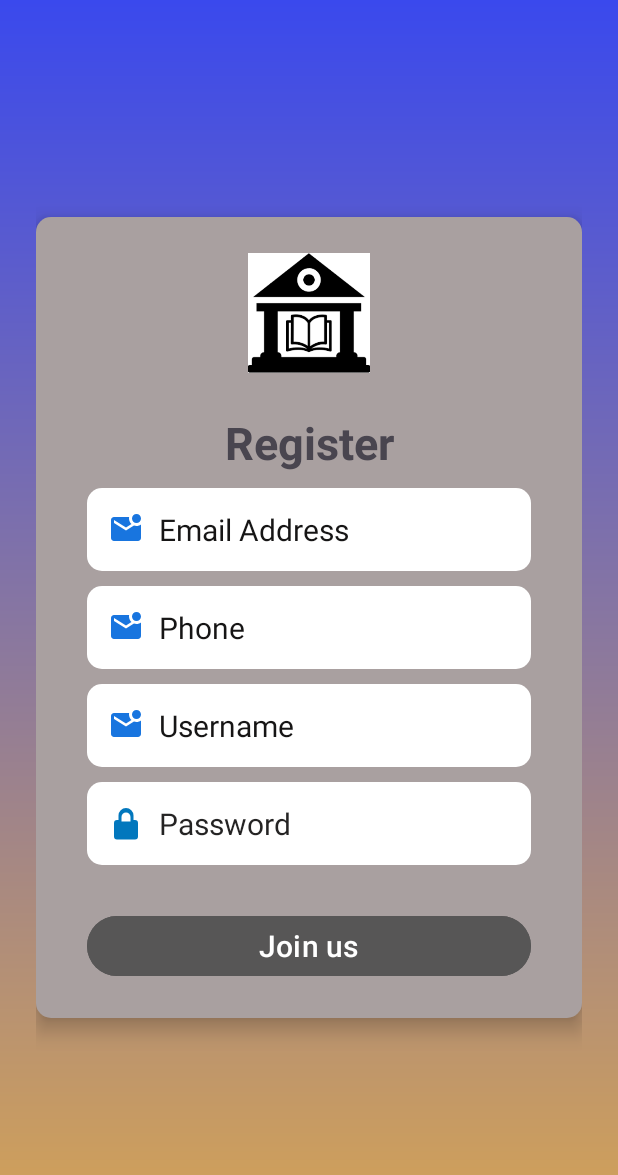
After one commit to joylinemaru30-afk/CityLIbrary, an Android app: the Signup screen opened directly, with no data from a screen before it, on a phone screen of 412 x 824 dp. The commit adds this screen. Shown: the top 1175 px of the screen. Run offline under Robolectric (Android 15) with nearby library versions, the phone set to English and light mode, and no system bars; libraries missing offline, so code that uses them is left out: com.loopj.android.

Commit message:
First commit

```diff
--- a/app/src/main/java/com/example/library/ApiHelper.kt
+++ b/app/src/main/java/com/example/library/ApiHelper.kt
@@ -54,9 +54,9 @@ class ApiHelper(var context: Context) {
                 response: JSONObject?
             ) {
                 val message = response?.optString("message")
-                if (message == "Login success") {
+                if (message == "login succesful") {
                     val user = response.optJSONObject("user")
-                    val username = user?.optString("username") ?: ""
+                    val username = user?.optString("user_name") ?: ""
                     val email = user?.optString("email") ?: ""
 
                     // 🔐 Save to SharedPreferences
@@ -66,7 +66,7 @@ class ApiHelper(var context: Context) {
                     editor.putString("email", email)
                     editor.apply()
 
-                    Toast.makeText(context, "Welcome $username", Toast.LENGTH_LONG).show()
+                    Toast.makeText(context, "Welcome $username $email", Toast.LENGTH_LONG).show()
 
                     // Redirect to Dashboard
                     val intent = Intent(context, MainActivity::class.java)
--- /dev/null
+++ b/app/src/main/java/com/example/library/Signup.kt
@@ -0,0 +1,56 @@
+package com.example.library
+
+import android.os.Bundle
+import android.widget.Button
+import android.widget.EditText
+import android.widget.Toast
+import androidx.appcompat.app.AppCompatActivity
+import com.loopj.android.http.RequestParams
+
+class Signup : AppCompatActivity() {
+    override fun onCreate(savedInstanceState: Bundle?) {
+        super.onCreate(savedInstanceState)
+        setContentView(R.layout.activity_singup)
+
+        // Find the four edit texts and one button by use of their ids
+        val email = findViewById<EditText>(R.id.email)
+        val password = findViewById<EditText>(R.id.password)
+        val phone = findViewById<EditText>(R.id.phone)
+        val username = findViewById<EditText>(R.id.username)
+        val signupButton = findViewById<Button>(R.id.signup)
+
+        signupButton.setOnClickListener {
+            // Get user input
+            val emailText = email.text.toString().trim()
+            val passwordText = password.text.toString().trim()
+            val phoneText = phone.text.toString().trim()
+            val usernameText = username.text.toString().trim()
+
+            // Validate inputs before sending
+            if (emailText.isEmpty() || passwordText.isEmpty() || phoneText.isEmpty() || usernameText.isEmpty()) {
+                Toast.makeText(this, "Please fill in all fields", Toast.LENGTH_SHORT).show()
+                return@setOnClickListener
+            }
+
+            // Optionally: validate email format
+            if (!android.util.Patterns.EMAIL_ADDRESS.matcher(emailText).matches()) {
+                Toast.makeText(this, "Please enter a valid email address", Toast.LENGTH_SHORT).show()
+                return@setOnClickListener
+            }
+
+            // specify the API
+            val api = "https://joykosgei.pythonanywhere.com/api/signup"
+
+            // Add data to RequestParams
+            val data = RequestParams()
+            data.put("email", emailText)
+            data.put("password", passwordText)
+            data.put("phone", phoneText)
+            data.put("username", usernameText)
+
+            // Access the helper and post method to push the data
+            val helper = ApiHelper(applicationContext)
+            helper.post(api, data)
+        }
+    }
+}
--- /dev/null
+++ b/app/src/main/res/drawable/bg_card.xml
@@ -0,0 +1,5 @@
+<?xml version="1.0" encoding="utf-8"?>
+<shape xmlns:android="http://schemas.android.com/apk/res/android">
+    <solid android:color="#A9A0A0"/>
+    <corners android:radius="10dp"/>
+</shape>
--- /dev/null
+++ b/app/src/main/res/drawable/bg_gradient.xml
@@ -0,0 +1,8 @@
+<?xml version="1.0" encoding="utf-8"?>
+<shape
+    xmlns:android="http://schemas.android.com/apk/res/android">
+    <gradient
+        android:startColor="#D5A355"
+        android:endColor="#3A49ED"
+        android:angle="90"/>
+</shape>
--- /dev/null
+++ b/app/src/main/res/drawable/bg_input.xml
@@ -0,0 +1,5 @@
+<?xml version="1.0" encoding="utf-8"?>
+<shape xmlns:android="http://schemas.android.com/apk/res/android">
+<solid android:color="@color/white"/>
+    <corners android:radius="10dp"/>
+</shape>
--- /dev/null
+++ b/app/src/main/res/drawable/ic_email.xml
@@ -0,0 +1,5 @@
+<vector android:height="24dp" android:tint="#1875DF"
+    android:viewportHeight="24" android:viewportWidth="24"
+    android:width="24dp" xmlns:android="http://schemas.android.com/apk/res/android">
+    <path android:fillColor="@android:color/white" android:pathData="M22,8.98V18c0,1.1 -0.9,2 -2,2H4c-1.1,0 -2,-0.9 -2,-2V6c0,-1.1 0.9,-2 2,-2h10.1C14.04,4.32 14,4.66 14,5c0,1.48 0.65,2.79 1.67,3.71L12,11L4,6v2l8,5l5.3,-3.32C17.84,9.88 18.4,10 19,10C20.13,10 21.16,9.61 22,8.98zM16,5c0,1.66 1.34,3 3,3s3,-1.34 3,-3s-1.34,-3 -3,-3S16,3.34 16,5z"/>
+</vector>
--- /dev/null
+++ b/app/src/main/res/drawable/ic_password.xml
@@ -0,0 +1,11 @@
+<vector xmlns:android="http://schemas.android.com/apk/res/android"
+    android:width="24dp"
+    android:height="24dp"
+    android:viewportWidth="24"
+    android:viewportHeight="24"
+    android:tint="#0277BD">
+
+    <path
+        android:fillColor="@android:color/black"
+        android:pathData="M12,17a2,2 0,1 0,0 -4,2,2 0,0 0,0 4zm6,-7h-1V7a5,5 0,0 0,-10 0v3H6a2,2 0,0 0,-2 2v9a2,2 0,0 0,2 2h12a2,2 0,0 0,2 -2v-9a2,2 0,0 0,-2 -2zm-6,-5a3,3 0,0 1,3 3v3H9V8a3,3 0,0 1,3 -3z" />
+</vector>
--- /dev/null
+++ b/app/src/main/res/layout/activity_singup.xml
@@ -0,0 +1,119 @@
+<?xml version="1.0" encoding="utf-8"?>
+<LinearLayout
+    xmlns:android="http://schemas.android.com/apk/res/android"
+    xmlns:app="http://schemas.android.com/apk/res-auto"
+    xmlns:tools="http://schemas.android.com/tools"
+    android:id="@+id/main"
+    android:layout_width="match_parent"
+    android:layout_height="match_parent"
+    android:orientation="vertical"
+    android:padding="24dp"
+    android:gravity="center"
+    android:background="@drawable/bg_gradient"
+
+    tools:context=".Signup">
+    <LinearLayout
+        android:layout_width="match_parent"
+        android:layout_height="wrap_content"
+        android:orientation="vertical"
+        android:background="@drawable/bg_card"
+        android:elevation="8dp"
+
+        android:padding="24dp">
+        <ImageView
+            android:layout_width="100dp"
+            android:layout_height="80dp"
+            android:layout_gravity="center"
+            android:layout_marginBottom="16dp"
+            android:src="@drawable/download23"/>
+        <TextView
+            android:layout_width="match_parent"
+            android:layout_height="wrap_content"
+            android:text="Register"
+            android:textSize="30sp"
+            android:gravity="center"
+            android:layout_marginTop="10dp"
+            android:textStyle="bold"/>
+
+        <EditText
+            android:layout_width="match_parent"
+            android:layout_height="wrap_content"
+            android:layout_marginLeft="10dp"
+            android:layout_marginRight="10dp"
+            android:id="@+id/email"
+            android:hint="Email Address"
+            android:textColorHint="#FC131212"
+            android:background="@drawable/bg_input"
+            android:textColor="#100F0F"
+            android:padding="14dp"
+            android:textSize="20dp"
+            android:drawableStart="@drawable/ic_email"
+            android:drawablePadding="10dp"
+            android:layout_marginTop="10dp"/>
+        <EditText
+            android:layout_width="match_parent"
+            android:layout_height="wrap_content"
+            android:layout_marginLeft="10dp"
+            android:layout_marginRight="10dp"
+            android:id="@+id/phone"
+            android:hint="Phone"
+            android:textColorHint="#FC131212"
+            android:background="@drawable/bg_input"
+            android:textColor="#100F0F"
+            android:padding="14dp"
+            android:textSize="20dp"
+            android:drawableStart="@drawable/ic_email"
+            android:drawablePadding="10dp"
+            android:layout_marginTop="10dp"/>
+        <EditText
+            android:layout_width="match_parent"
+            android:layout_height="wrap_content"
+            android:layout_marginLeft="10dp"
+            android:layout_marginRight="10dp"
+            android:id="@+id/username"
+            android:hint="Username"
+            android:textColorHint="#FC131212"
+            android:background="@drawable/bg_input"
+            android:textColor="#100F0F"
+            android:padding="14dp"
+            android:textSize="20dp"
+            android:drawableStart="@drawable/ic_email"
+            android:drawablePadding="10dp"
+            android:layout_marginTop="10dp"/>
+
+        <EditText
+            android:layout_width="match_parent"
+            android:layout_height="wrap_content"
+            android:layout_marginLeft="10dp"
+            android:layout_marginRight="10dp"
+            android:hint="Password"
+            android:id="@+id/password"
+            android:textColorHint="#F81E1D1D"
+            android:background="@drawable/bg_input"
+            android:padding="14dp"
+            android:textSize="20dp"
+            android:textColor="#0C0C0C"
+            android:drawableStart="@drawable/ic_password"
+            android:drawablePadding="10dp"
+            android:layout_marginBottom="20dp"
+            android:layout_marginTop="10dp"/>
+
+        <Button
+            android:layout_width="match_parent"
+            android:layout_height="wrap_content"
+            android:text="Join us"
+            android:id="@+id/signup"
+            android:textSize="20sp"
+            android:layout_marginTop="10dp"
+            android:layout_marginLeft="10dp"
+            android:layout_marginRight="10dp"
+            android:backgroundTint="#575656"
+            android:gravity="center"
+            />
+
+
+    </LinearLayout>
+
+
+
+</LinearLayout>
```
Also changed, not shown: app/src/main/AndroidManifest.xml (+8 -0 lines), app/src/main/java/com/example/library/MainActivity.kt (+15 -0 lines), app/src/main/java/com/example/library/Signin.kt (added, +32 -0 lines), app/src/main/res/layout/activity_singin.xml (added, +90 -0 lines), app/src/main/res/drawable/download23.png (added).
